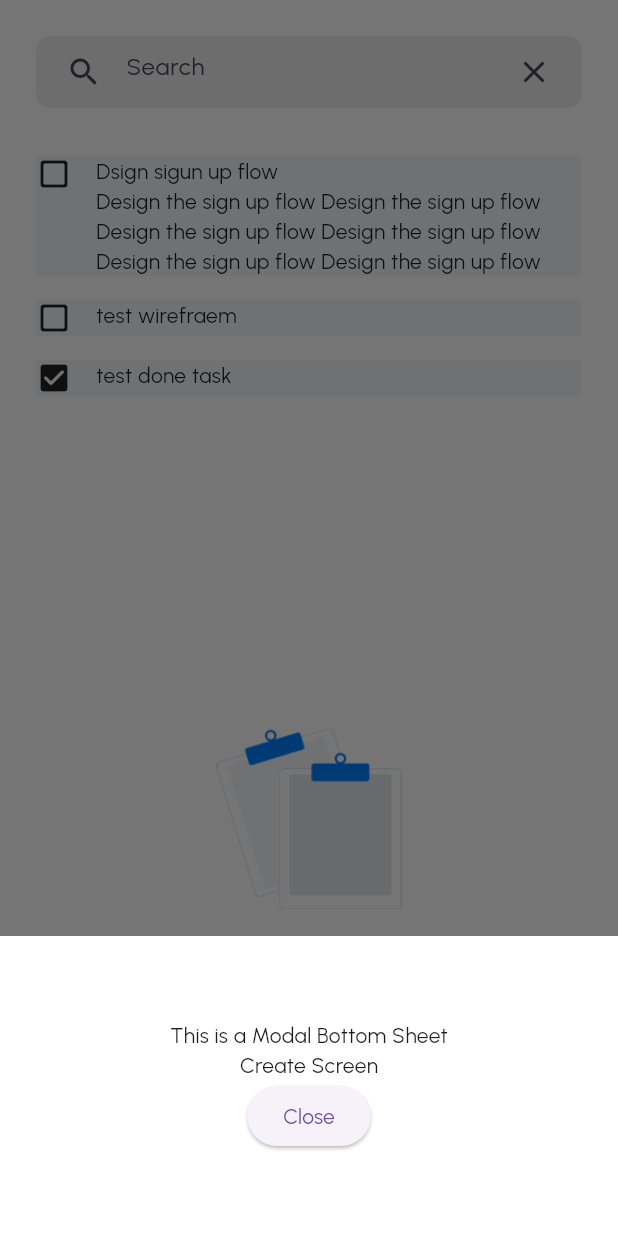
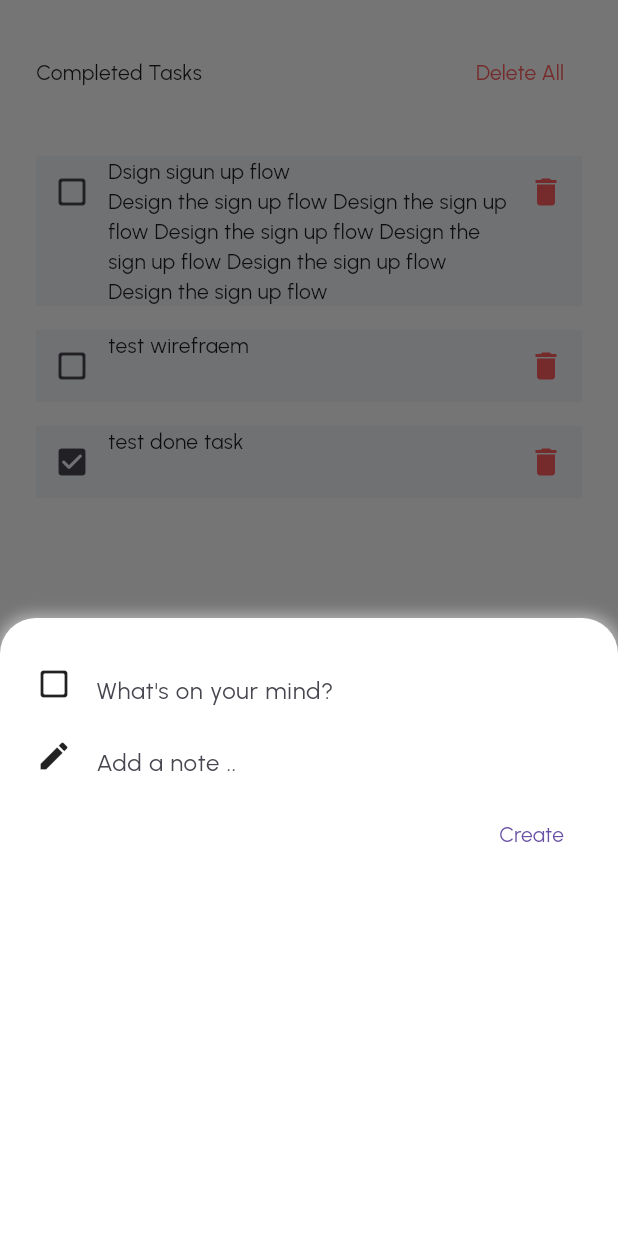
Before and after one commit to aliwaseem27/akkooo_todo, a Flutter app: the screen it shows after launch, item 2 of the bottom bar chosen, on a phone screen of 412 x 824 dp. Run offline on Flutter 3.47's test engine with Material 3 defaults, Android fonts, the phone set to English and light mode, and no system bars; our stand-ins replace auto_route, flutter_bloc, freezed_annotation, isar; missing offline and left inert: pretty_bloc_observer; accounts and stored records are empty; generated files the repository leaves out were written again; statements that could not run were skipped.

Commit message:
add: create & completed screen

```diff
--- /dev/null
+++ b/devtools_options.yaml
@@ -0,0 +1,3 @@
+description: This file stores settings for Dart & Flutter DevTools.
+documentation: https://docs.flutter.dev/tools/devtools/extensions#configure-extension-enablement-states
+extensions:
--- a/lib/core/constants/app_sizes.dart
+++ b/lib/core/constants/app_sizes.dart
@@ -35,9 +35,9 @@ class AppSizes {
   static const double spaceBtwSections = 32.0;
 
   // Border radius
-  static const double borderRadiusSm = 4.0;
-  static const double borderRadiusMd = 8.0;
-  static const double borderRadiusLg = 12.0;
+  static const double borderRadiusSm = 8.0;
+  static const double borderRadiusMd = 12.0;
+  static const double borderRadiusLg = 24.0;
 
   // Divider height
   static const double dividerHeight = 1.0;
--- a/lib/features/presentation/common/app_router.dart
+++ b/lib/features/presentation/common/app_router.dart
@@ -19,8 +19,8 @@ class AppRouter extends RootStackRouter {
           children: [
             AutoRoute(page: HomeRoute.page),
             AutoRoute(page: CreateRoute.page),
-            AutoRoute(page: SearchRoute.page, initial: true),
-            AutoRoute(page: CompletedRoute.page),
+            AutoRoute(page: SearchRoute.page),
+            AutoRoute(page: CompletedRoute.page, initial: true),
           ],
         ),
       ];
--- a/lib/features/presentation/common/widgets/todo_widget.dart
+++ b/lib/features/presentation/common/widgets/todo_widget.dart
@@ -21,8 +21,11 @@ class TodoWidget extends StatelessWidget {
       child: Row(
         crossAxisAlignment: CrossAxisAlignment.start,
         children: [
-          todo.isCompleted ? Icon(Icons.check_box_rounded) : Icon(Icons.check_box_outline_blank_rounded),
-          SizedBox(width: AppSizes.spaceBtwItems),
+          IconButton(
+            onPressed: () {},
+            icon: todo.isCompleted ? Icon(Icons.check_box_rounded) : Icon(Icons.check_box_outline_blank_rounded),
+          ),
+          // SizedBox(width: AppSizes.spaceBtwItems),
           Expanded(
             child: Column(
               crossAxisAlignment: CrossAxisAlignment.start,
@@ -32,7 +35,7 @@ class TodoWidget extends StatelessWidget {
               ],
             ),
           ),
-          actionIconButton != null ? SizedBox(width: AppSizes.spaceBtwItems) : SizedBox(),
+          // actionIconButton != null ? SizedBox(width: AppSizes.spaceBtwItems) : SizedBox(),
           actionIconButton != null ? actionIconButton! : SizedBox(),
         ],
       ),
--- a/lib/features/presentation/completed/screens/completed_screen.dart
+++ b/lib/features/presentation/completed/screens/completed_screen.dart
@@ -1,5 +1,11 @@
+import 'package:akkooo_todo/core/constants/app_colors.dart';
 import 'package:auto_route/auto_route.dart';
 import 'package:flutter/material.dart';
+
+import '../../../../core/constants/app_sizes.dart';
+import '../../../../core/constants/image_strings.dart';
+import '../../../domain/entities/todo.dart';
+import '../../common/widgets/todo_widget.dart';
 
 @RoutePage()
 class CompletedScreen extends StatelessWidget {
@@ -7,8 +13,81 @@ class CompletedScreen extends StatelessWidget {
 
   @override
   Widget build(BuildContext context) {
-    return Center(
-      child: Text("Completed Screen"),
+    final todos = [
+      Todo(
+          title: "Dsign sigun up flow",
+          note:
+              "Design the sign up flow Design the sign up flow Design the sign up flow Design the sign up flow Design the sign up flow Design the sign up flow"),
+      Todo(title: "test wirefraem"),
+      Todo(title: "test done task", isCompleted: true),
+    ];
+    return SafeArea(
+      child: Padding(
+        padding: EdgeInsets.all(AppSizes.defaultSpace),
+        child: Column(
+          crossAxisAlignment: CrossAxisAlignment.start,
+          children: [
+            Row(
+              mainAxisAlignment: MainAxisAlignment.spaceBetween,
+              children: [
+                Text("Completed Tasks"),
+                TextButton(
+                  onPressed: () {},
+                  child: Text(
+                    "Delete All",
+                    style: TextStyle(color: AppColors.warning),
+                  ),
+                ),
+              ],
+            ),
+            SizedBox(height: AppSizes.spaceBtwSections),
+
+            // List of Todos
+            Expanded(
+              child: ListView.separated(
+                itemCount: todos.length,
+                shrinkWrap: true,
+                // physics: const NeverScrollableScrollPhysics(),
+                itemBuilder: (context, index) {
+                  final todo = todos[index];
+                  return TodoWidget(
+                    todo: todo,
+                    actionIconButton: IconButton(
+                        onPressed: () {},
+                        icon: Icon(
+                          Icons.delete,
+                          color: AppColors.warning,
+                        )),
+                  );
+                },
+                separatorBuilder: (context, index) {
+                  return const SizedBox(height: AppSizes.spaceBtwItems);
+                },
+              ),
+            ),
+
+            todos.length == 3
+                ? Expanded(
+                    child: Align(
+                      alignment: Alignment.center,
+                      child: Column(
+                        mainAxisAlignment: MainAxisAlignment.center,
+                        mainAxisSize: MainAxisSize.max,
+                        children: [
+                          SizedBox(
+                            width: MediaQuery.of(context).size.width * 0.3,
+                            child: Image.asset(ImageStrings.notes),
+                          ),
+                          SizedBox(height: AppSizes.spaceBtwSections),
+                          Text("No completed tasks"),
+                        ],
+                      ),
+                    ),
+                  )
+                : SizedBox()
+          ],
+        ),
+      ),
     );
   }
 }
--- a/lib/features/presentation/create/screens/create_screen.dart
+++ b/lib/features/presentation/create/screens/create_screen.dart
@@ -1,3 +1,4 @@
+import 'package:akkooo_todo/core/constants/app_sizes.dart';
 import 'package:auto_route/auto_route.dart';
 import 'package:flutter/material.dart';
 
@@ -8,22 +9,87 @@ class CreateScreen extends StatelessWidget {
   @override
   Widget build(BuildContext context) {
     return Container(
-      height: 200,
+      height: MediaQuery.of(context).size.height * 0.5,
+      padding: EdgeInsets.all(AppSizes.defaultSpace),
+      decoration: BoxDecoration(
           color: Colors.white,
-      child: Center(
+          borderRadius: BorderRadius.only(
+            topLeft: Radius.circular(AppSizes.borderRadiusLg),
+            topRight: Radius.circular(AppSizes.borderRadiusLg),
+          ),
+          boxShadow: [
+            BoxShadow(
+              color: Colors.white.withOpacity(0.5),
+              spreadRadius: 2,
+              blurRadius: 8,
+              offset: Offset(0, 0), // changes position of shadow
+            ),
+          ]),
+      child: SizedBox(
+        width: double.infinity,
+        child: SingleChildScrollView(
           child: Column(
-          mainAxisAlignment: MainAxisAlignment.center,
+            crossAxisAlignment: CrossAxisAlignment.start,
             children: [
-            Text('This is a Modal Bottom Sheet'),
-            Text("Create Screen"),
-            ElevatedButton(
-              child: Text('Close'),
+              Form(
+                child: Column(
+                  mainAxisAlignment: MainAxisAlignment.start,
+                  children: [
+                    Row(
+                      crossAxisAlignment: CrossAxisAlignment.start,
+                      children: [
+                        Container(
+                          margin: EdgeInsets.only(top: AppSizes.sm),
+                          child: Icon(Icons.check_box_outline_blank_rounded),
+                        ),
+                        SizedBox(width: AppSizes.spaceBtwItems),
+                        Expanded(
+                          child: TextFormField(
+                            maxLines: null,
+                            decoration: InputDecoration(
+                              hintText: "What's on your mind?",
+                              border: InputBorder.none,
+                            ),
+                          ),
+                        ),
+                      ],
+                    ),
+                    Row(
+                      crossAxisAlignment: CrossAxisAlignment.start,
+                      children: [
+                        Container(
+                          margin: EdgeInsets.only(top: AppSizes.sm),
+                          child: Icon(Icons.edit),
+                        ),
+                        SizedBox(width: AppSizes.spaceBtwItems),
+                        Expanded(
+                          child: TextFormField(
+                            maxLines: null,
+                            decoration: InputDecoration(
+                              hintText: "Add a note ..",
+                              border: InputBorder.none,
+                            ),
+                          ),
+                        ),
+                      ],
+                    ),
+                  ],
+                ),
+              ),
+              Row(
+                mainAxisAlignment: MainAxisAlignment.end,
+                children: [
+                  TextButton(
+                    child: Text('Create'),
                     onPressed: () {
                       Navigator.pop(context);
                     },
                   ),
                 ],
               ),
+            ],
+          ),
+        ),
       ),
     );
   }
```
Lines whose indentation alone changed are shown as unchanged.
